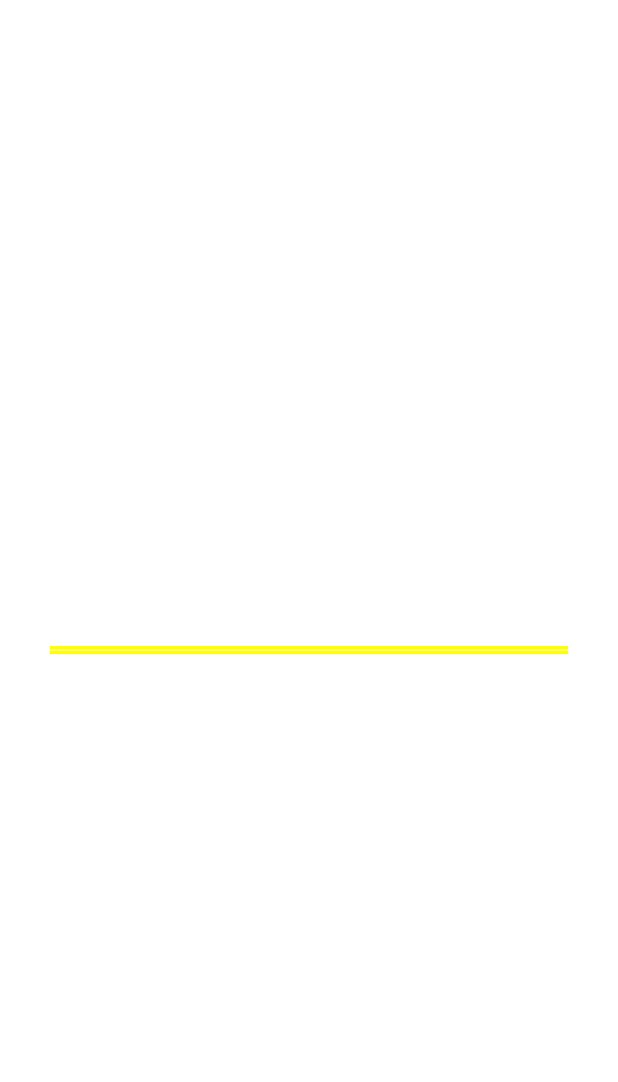
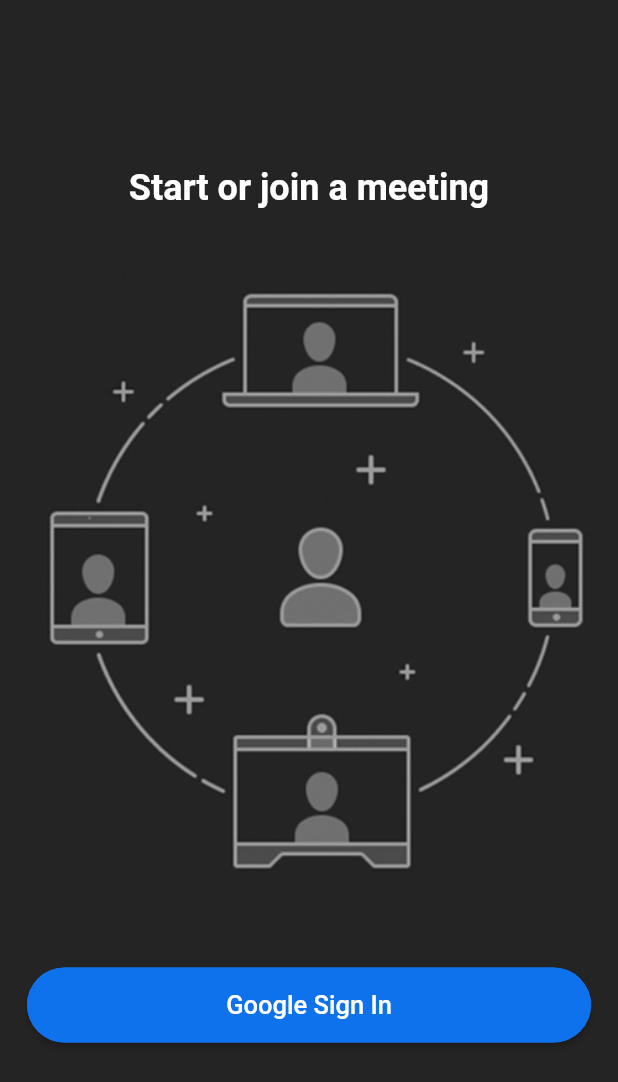
Before and after one commit to chivumarius/zoom_flutter, a Flutter app: the screen it shows after launch, on a phone screen of 412 x 824 dp. Shown: the top 1082 px of the screen. Run offline on Flutter 3.47's test engine with Material 2 defaults, Android fonts, the phone set to English and light mode, and no system bars.

Commit message:
Login Screen UI

```diff
--- a/lib/main.dart
+++ b/lib/main.dart
@@ -1,4 +1,6 @@
 import 'package:flutter/material.dart';
+import 'package:zoom_flutter/screens/login_screen.dart';
+import 'package:zoom_flutter/utils/colors.dart';
 
 void main() {
   runApp(const MyApp());
@@ -10,15 +12,18 @@
   @override
   Widget build(BuildContext context) {
     return MaterialApp(
+      // ♦ Removing the "banner":
+      debugShowCheckedModeBanner: false,
       title: 'Zoom Clone',
-      theme: ThemeData(
-        primarySwatch: Colors.blue,
+      theme: ThemeData.dark().copyWith(
+        scaffoldBackgroundColor: backgroundColor,
       ),
-      home: const Center(
-          child: Text(
-        'Hello World!',
-        style: TextStyle(color: Colors.white),
-      )),
+
+      // ♦ The Aoo "Routes":
+      routes: {
+        '/login': (context) => const LoginScreen(),
+      },
+      home: const LoginScreen(),
     );
   }
 }
--- /dev/null
+++ b/lib/screens/login_screen.dart
@@ -0,0 +1,43 @@
+import 'package:flutter/material.dart';
+import 'package:zoom_flutter/widgets/custom_button.dart';
+
+class LoginScreen extends StatefulWidget {
+  // ♦ Constructor
+  const LoginScreen({Key? key}) : super(key: key);
+
+  @override
+  State<LoginScreen> createState() => _LoginScreenState();
+}
+
+class _LoginScreenState extends State<LoginScreen> {
+  @override
+  Widget build(BuildContext context) {
+    return Scaffold(
+      body: Column(
+        mainAxisAlignment: MainAxisAlignment.center,
+        children: [
+          // ♦ Text:
+          const Text(
+            'Start or join a meeting',
+            style: TextStyle(
+              fontSize: 24,
+              fontWeight: FontWeight.bold,
+            ),
+          ),
+
+          // ♦ Image:
+          Padding(
+            padding: const EdgeInsets.symmetric(vertical: 38.0),
+            child: Image.asset('assets/images/onboarding.jpg'),
+          ),
+
+          // ♦ 'Google Sign In' Button:
+          CustomButton(
+            text: 'Google Sign In',
+            onPressed: () {},
+          ),
+        ],
+      ),
+    );
+  }
+}
--- /dev/null
+++ b/lib/utils/colors.dart
@@ -0,0 +1,6 @@
+import 'package:flutter/material.dart';
+
+const backgroundColor = Color.fromRGBO(36, 36, 36, 1);
+const buttonColor = Color.fromRGBO(14, 114, 236, 1);
+const footerColor = Color.fromRGBO(26, 26, 26, 1);
+const secondaryBackgroundColor = Color.fromRGBO(46, 46, 46, 1);
--- /dev/null
+++ b/lib/widgets/custom_button.dart
@@ -0,0 +1,45 @@
+import 'package:flutter/material.dart';
+import 'package:zoom_flutter/utils/colors.dart';
+
+class CustomButton extends StatelessWidget {
+  // ♦ Properties:
+  final String text;
+  final VoidCallback onPressed;
+
+  // ♦ Constructor:
+  const CustomButton({
+    Key? key,
+    required this.text,
+    required this.onPressed,
+  }) : super(key: key);
+
+  // ♦ The "build()" Method:
+  @override
+  Widget build(BuildContext context) {
+    return Padding(
+      padding: const EdgeInsets.all(18.0),
+
+      // ♦ Button:
+      child: ElevatedButton(
+        onPressed: onPressed,
+        style: ElevatedButton.styleFrom(
+          backgroundColor: buttonColor,
+          minimumSize: const Size(
+            double.infinity,
+            50,
+          ),
+          shape: RoundedRectangleBorder(
+            borderRadius: BorderRadius.circular(30),
+            side: const BorderSide(color: buttonColor),
+          ),
+        ),
+        child: Text(
+          text,
+          style: const TextStyle(
+            fontSize: 17,
+          ),
+        ),
+      ),
+    );
+  }
+}
```
Also changed, not shown: pubspec.yaml (+3 -64 lines), assets/images/onboarding.jpg (added), 5 other files.
